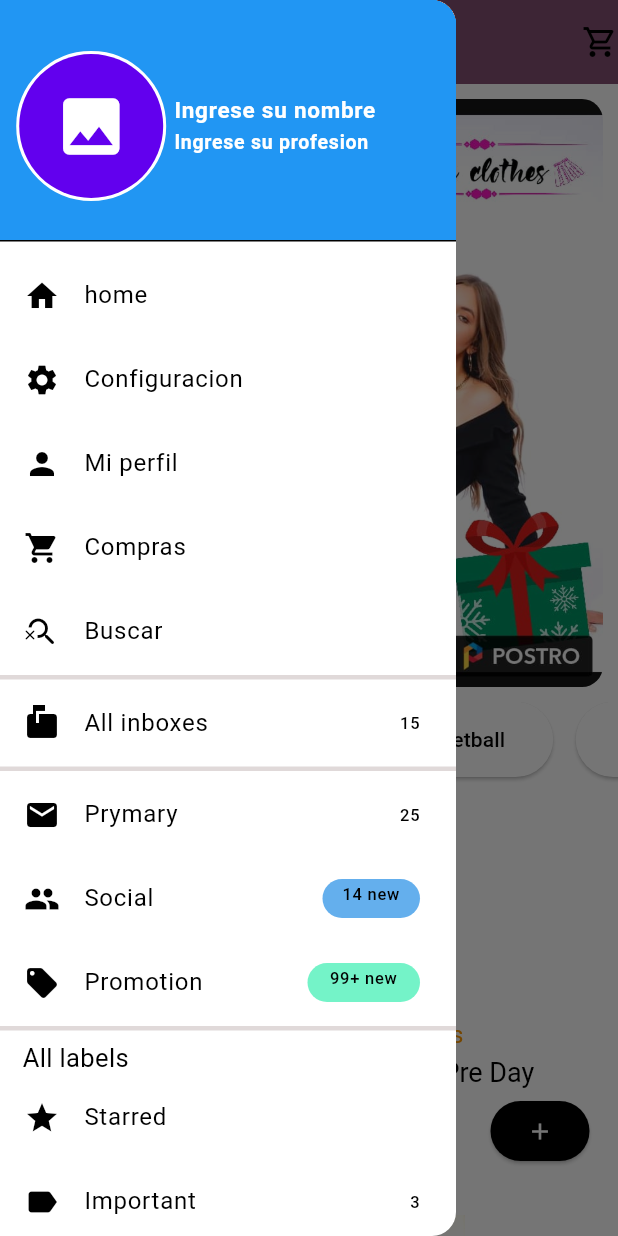
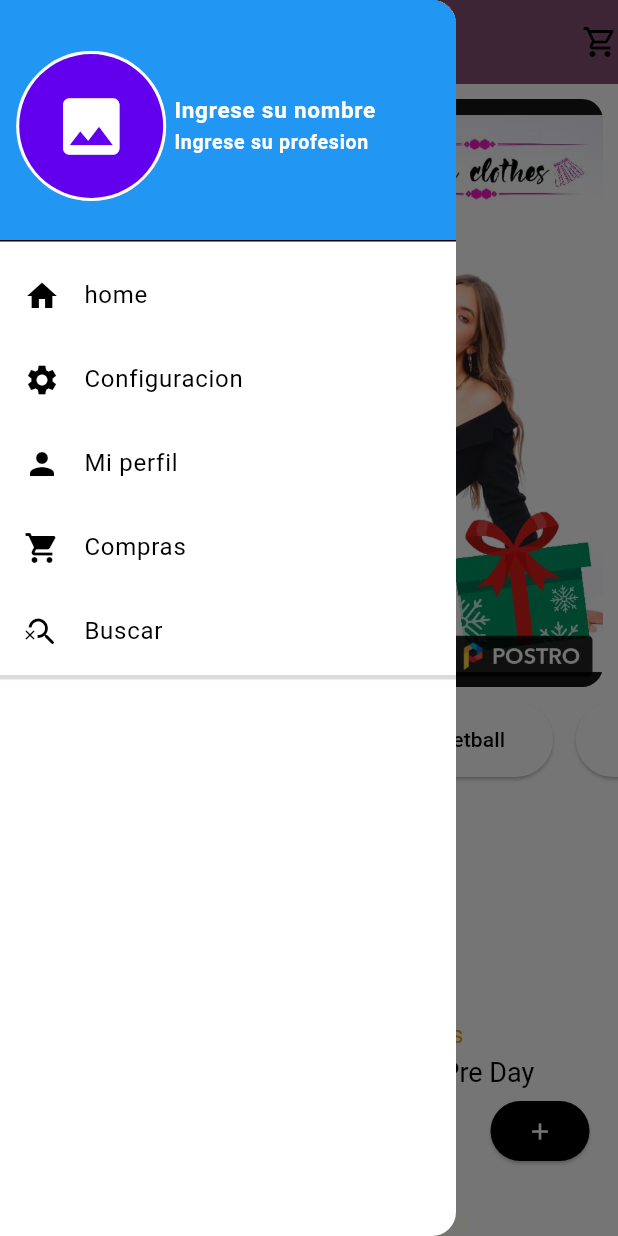
Before and after one commit to roxanaisadora/drawer_flutter, a Flutter app: the screen it shows after launch, with the side drawer open, on a phone screen of 412 x 824 dp. Run offline on Flutter 3.47's test engine with Material 2 defaults, Android fonts, the light colour scheme and no system bars; our stand-ins replace font_awesome_flutter, shared_preferences.

Commit message:
update drawer

```diff
--- a/lib/screens/homescreens.dart
+++ b/lib/screens/homescreens.dart
@@ -12,6 +12,14 @@ class Homescreen extends StatelessWidget {
               padding: const EdgeInsets.only(left: 15, bottom: 10),
               child: ElevatedButton(
                 onPressed: () {},
+                style: ButtonStyle(
+                    foregroundColor: MaterialStateProperty.all<Color>(
+                        e.id == 1 ? Colors.black : Colors.black),
+                    backgroundColor: MaterialStateProperty.all<Color>(
+                        e.id == 1 ? Colors.pink : Colors.white),
+                    shape: MaterialStateProperty.all<RoundedRectangleBorder>(
+                        RoundedRectangleBorder(
+                            borderRadius: BorderRadius.circular(30)))),
                 child: Padding(
                   padding: const EdgeInsets.all(8.0),
                   child: Row(
@@ -26,19 +34,11 @@ class Homescreen extends StatelessWidget {
                       const SizedBox(width: 10),
                       Text(
                         e.title,
-                        style: TextStyle(fontSize: 14),
+                        style: const TextStyle(fontSize: 14),
                       )
                     ],
                   ),
                 ),
-                style: ButtonStyle(
-                    foregroundColor: MaterialStateProperty.all<Color>(
-                        e.id == 1 ? Colors.black : Colors.black),
-                    backgroundColor: MaterialStateProperty.all<Color>(
-                        e.id == 1 ? Colors.pink : Colors.white),
-                    shape: MaterialStateProperty.all<RoundedRectangleBorder>(
-                        RoundedRectangleBorder(
-                            borderRadius: BorderRadius.circular(30)))),
               ),
             ))
         .toList();
@@ -50,8 +50,8 @@ class Homescreen extends StatelessWidget {
       backgroundColor: Colors.white,
       appBar: AppBar(
         backgroundColor: (Preferences.genero != 1)
-            ? Color.fromARGB(255, 252, 248, 249)
-            : Color.fromARGB(255, 133, 81, 116),
+            ? const  Color.fromARGB(255, 252, 248, 249)
+            : const Color.fromARGB(255, 133, 81, 116),
         title: const Text('Shine Clothes'),
         centerTitle: true,
 actions: const [Icon(Icons.shopping_cart_outlined)],
@@ -158,13 +158,13 @@ actions: const [Icon(Icons.shopping_cart_outlined)],
                                 ),
 
                                 ),
-                                Spacer(),
+                                const Spacer(),
                                 ElevatedButton(onPressed: (){},
-                                 child: const Icon(Icons.add,color:Colors.white),
                                  style: ButtonStyle(
                                   backgroundColor: MaterialStateProperty.all<Color>(Colors.black),
                                   shape: MaterialStateProperty.all<RoundedRectangleBorder>(RoundedRectangleBorder(borderRadius: BorderRadius.circular(30)))
                                  ),
+                                 child: const Icon(Icons.add,color:Colors.white),
 
                                  )
                               ],
--- a/lib/widgets/customdrawer.dart
+++ b/lib/widgets/customdrawer.dart
@@ -105,85 +105,6 @@ class CustomWidgetHome extends StatelessWidget {
                       thickness:3,
                       color:Color.fromARGB(255, 224, 217, 217)
                     ),
-          ListTile(
-            leading: const Icon(Icons.markunread_mailbox),
-            minLeadingWidth : 10,
-            title:const Text('All inboxes'),
-            onTap: (){},
-            trailing: const Text('15'),
-          ),
-          const Divider(
-                      height:5,
-                      thickness:3,
-                      color:Color.fromARGB(255, 224, 217, 217)
-                    ),
-          ListTile(
-            leading: const Icon(Icons.mail),
-            minLeadingWidth : 10,
-            title:const Text('Prymary'),
-            onTap: (){},
-            trailing: const Text('25'),
-          ),
-          ListTile(
-            leading: const Icon(Icons.people),
-            minLeadingWidth : 10,
-            title:const Text('Social'),
-            onTap: (){},
-            trailing: Container(
-              height: 26,
-              width: 65,
-            decoration:  BoxDecoration(
-              color:const Color.fromARGB(255, 100, 175, 237),
-              borderRadius: BorderRadius.circular(100),
-            ),
-            // ignore: prefer_const_constructors
-            child:Padding(
-              padding: const EdgeInsets.only(top:2),
-              child: const Text('14 new', textAlign: TextAlign.center,),
-            ) ,
-            )
-          ),
-          ListTile(
-            leading: const Icon(Icons.local_offer),
-            minLeadingWidth : 10,
-            title:const Text('Promotion'),
-            onTap: (){},
-            trailing: Container(
-              height: 26,
-              width: 75,
-            decoration:  BoxDecoration(
-              color:const Color.fromARGB(255, 116, 243, 200),
-              borderRadius: BorderRadius.circular(100),
-            ),
-            // ignore: prefer_const_constructors
-            child:Padding(
-              padding: const EdgeInsets.only(top:2),
-              child: const Text('99+ new', textAlign: TextAlign.center,),
-            ) ,
-            )
-          ),
-          const Divider(
-                      height:5,
-                      thickness:3,
-                      color:Color.fromARGB(255, 224, 217, 217)
-                    ),
-          const Padding(
-            padding: EdgeInsets.only(left: 15, top:5),
-            child: Text('All labels', style: TextStyle(fontSize: 17),),
-          ),
-          ListTile(
-            leading: const Icon(Icons.star),
-            minLeadingWidth : 10,
-            title:const Text('Starred'),
-            onTap: (){},
-          ),
-          ListTile(
-            leading: const Icon(Icons.label),
-            minLeadingWidth : 10,
-            title:const Text('Important'),
-            onTap: (){},
-            trailing: const Text('3'),
-          ),
 
           ],
         ),
```
